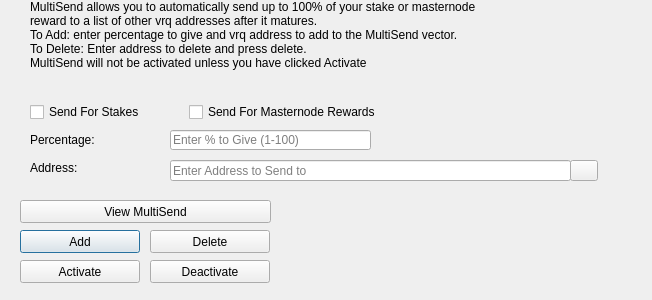
The window that src/qt/forms/multisenddialog.ui (PayQ/mrq) describes before a commit, drawn with Qt 5.
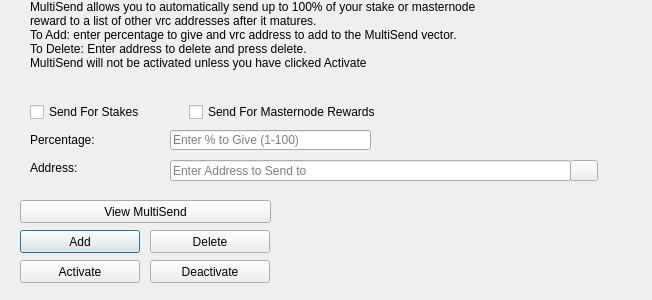
The same window after the commit. Icons and pictures are not drawn.

Diff of the .ui file:
```diff
--- a/src/qt/forms/multisenddialog.ui
+++ b/src/qt/forms/multisenddialog.ui
@@ -61,8 +61,8 @@
     <number>1</number>
    </property>
    <property name="text">
-    <string>MultiSend allows you to automatically send up to 100% of your stake or masternode reward to a list of other vrq addresses after it matures.
-To Add: enter percentage to give and vrq address to add to the MultiSend vector.
+    <string>MultiSend allows you to automatically send up to 100% of your stake or masternode reward to a list of other vrc addresses after it matures.
+To Add: enter percentage to give and vrc address to add to the MultiSend vector.
 To Delete: Enter address to delete and press delete.
 MultiSend will not be activated unless you have clicked Activate</string>
    </property>
```
Left out of the diff: 4 changed lines with no effect on the pictures.
